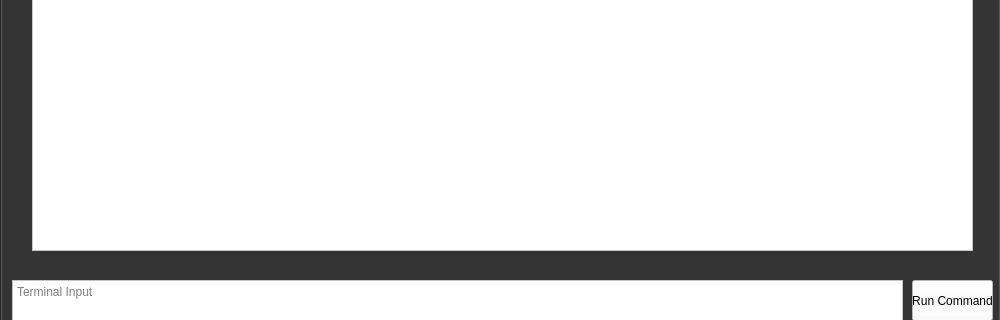
Old version of the form untitled.ui in the repository aaroncf2008/unigui; both pictures show x 0 to 1000 and y 316 to 636 of the 1000 by 636 pixel window.
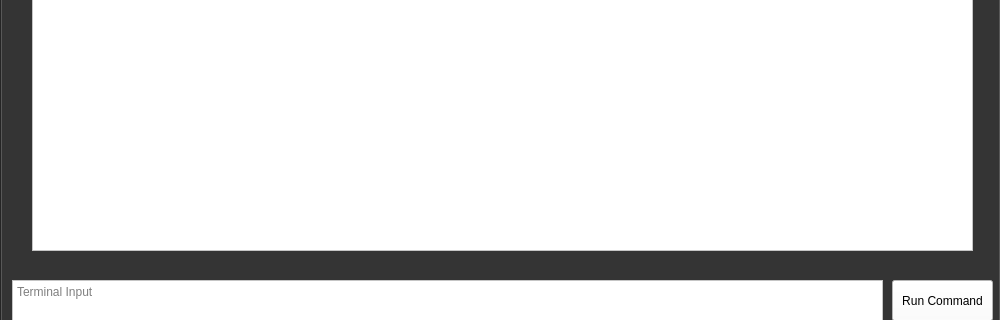
New version of the form. The open tabs and pages were chosen to show the change.

```diff
--- a/untitled.ui
+++ b/untitled.ui
@@ -74,9 +74,9 @@
     <widget class="QPushButton" name="sendterminal">
      <property name="geometry">
       <rect>
-       <x>910</x>
+       <x>890</x>
        <y>570</y>
-       <width>81</width>
+       <width>101</width>
        <height>41</height>
       </rect>
      </property>
@@ -92,7 +92,7 @@
       <rect>
        <x>10</x>
        <y>570</y>
-       <width>891</width>
+       <width>871</width>
        <height>41</height>
       </rect>
      </property>
```
Left out of the diff: 4 changed lines with no effect on the pictures.
